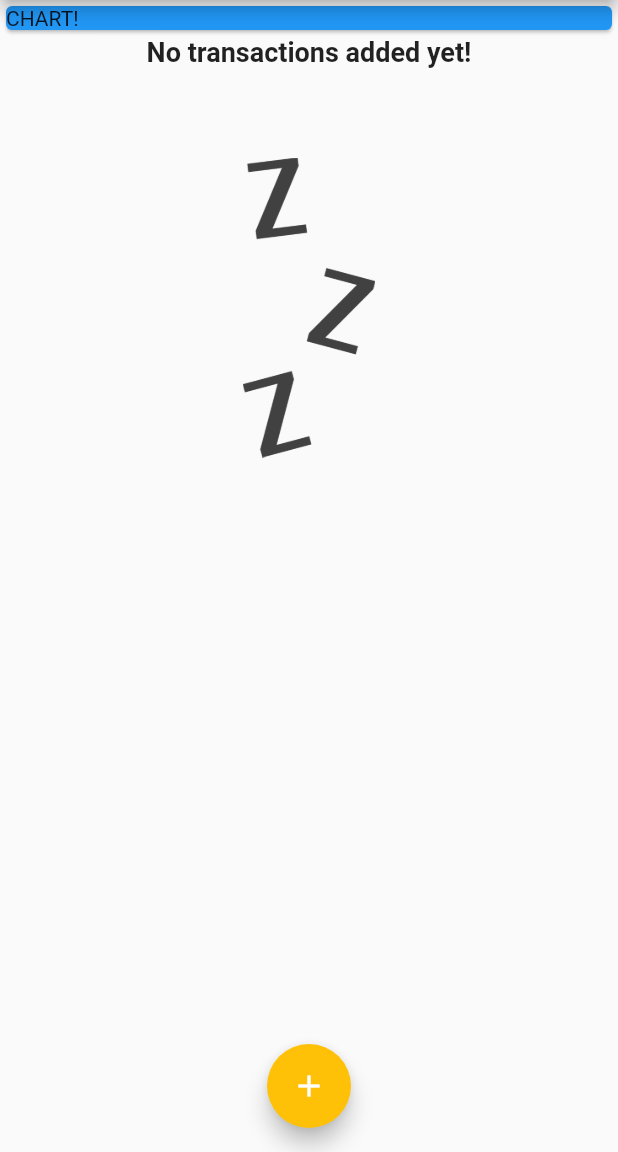
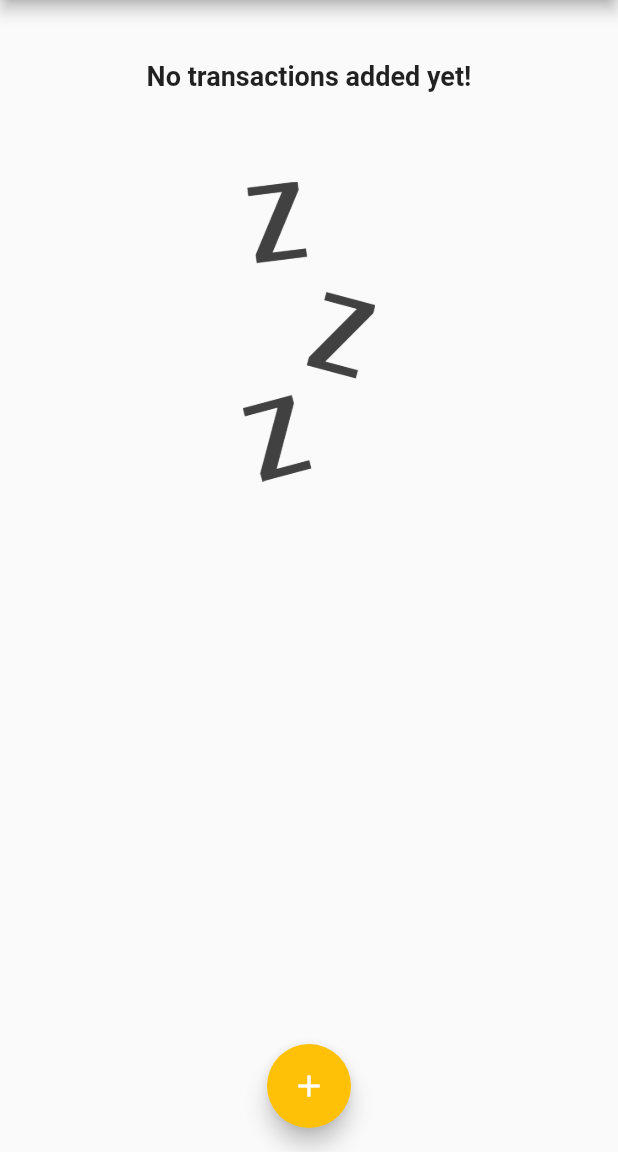
Before and after one commit to stevematdavies/flutter_psa, a Flutter app: the screen it shows after launch, on a phone screen of 412 x 824 dp, the part 84-1236 px from its top. Run offline on Flutter 3.47's test engine with Material 2 defaults, Android fonts, the phone set to English and light mode, and no system bars; Roboto replaces fonts that are missing (OpenSans).

Commit message:
Adding initial chart maker

```diff
--- a/lib/main.dart
+++ b/lib/main.dart
@@ -1,4 +1,5 @@
 import 'package:flutter/material.dart';
+import 'package:personal_expenses_app/widgets/chart.dart';
 import 'package:personal_expenses_app/widgets/new_transaction.dart';
 import 'package:personal_expenses_app/widgets/transaction_list.dart';
 
@@ -15,7 +16,8 @@ class MyApp extends StatelessWidget {
       title: 'Personal Expenses',
       theme: ThemeData(
           fontFamily: "Quicksand",
-        textTheme: ThemeData.light().textTheme.copyWith(titleMedium: const TextStyle(
+          textTheme: ThemeData.light().textTheme.copyWith(
+                  titleMedium: const TextStyle(
                 fontFamily: "OpenSans",
                 fontWeight: FontWeight.bold,
                 fontSize: 18,
@@ -27,9 +29,7 @@ class MyApp extends StatelessWidget {
             fontFamily: "OpenSans",
             fontSize: 20,
             fontWeight: FontWeight.bold,
-          )
-        )
-      ),
+          ))),
       home: const MyHomePage(),
     );
   }
@@ -79,6 +79,11 @@ class _MyHomePageState extends State<MyHomePage> {
     );
   }
 
+  List<Transaction> get _recentTransactions {
+    return List.from(_userTransactions.where((Transaction t) =>
+        t.date.isAfter(DateTime.now().subtract(const Duration(days: 7)))));
+  }
+
   @override
   Widget build(BuildContext context) {
     return Scaffold(
@@ -95,13 +100,7 @@ class _MyHomePageState extends State<MyHomePage> {
         child: Column(
           crossAxisAlignment: CrossAxisAlignment.stretch,
           children: <Widget>[
-            const Card(
-              color: Colors.blue,
-              child: SizedBox(
-                width: double.infinity,
-                child: Text("CHART!"),
-              ),
-            ),
+            Chart(_recentTransactions),
             TransactionList(_userTransactions)
           ],
         ),
--- /dev/null
+++ b/lib/widgets/chart.dart
@@ -0,0 +1,39 @@
+import 'package:flutter/material.dart';
+import 'package:intl/intl.dart';
+import 'package:personal_expenses_app/models/transaction.dart';
+
+class Chart extends StatelessWidget {
+
+  final List<Transaction> recentTransactions;
+  const Chart(this.recentTransactions, {Key? key}) : super(key: key);
+
+  List<Map<String, Object>> get groupedTransactionValues {
+    return List.generate(7, (index) {
+      final weekday = DateTime.now().subtract(Duration(days: index),);
+      var amtSum = 0.0;
+      for(var i = 0 ; i< recentTransactions.length; i++){
+        final Transaction t = recentTransactions[i];
+        if (t.date.day == weekday.day
+            && t.date.month == weekday.month
+            && t.date.year == weekday.year){
+              amtSum += t.amount;
+        }
+      }
+      return {'day': DateFormat.E().format(weekday), 'amount' : amtSum };
+    });
+  }
+
+  @override
+  Widget build(BuildContext context) {
+    print(groupedTransactionValues);
+    return Card(
+      elevation: 6,
+      margin: EdgeInsets.all(20),
+      child: Row(
+        children: <Widget>[
+
+        ],
+      )
+    );
+  }
+}
```
Lines whose indentation alone changed are shown as unchanged.
